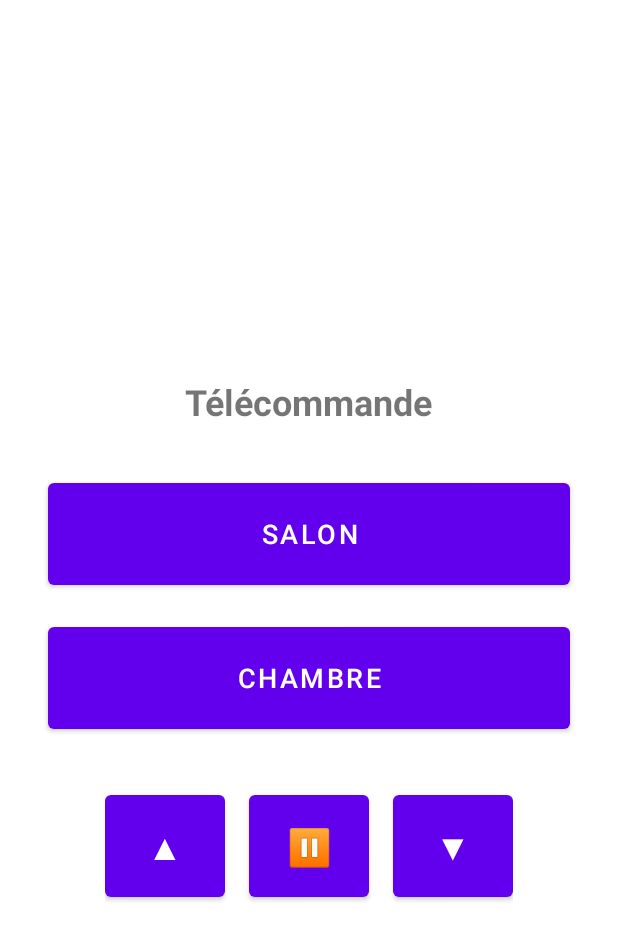
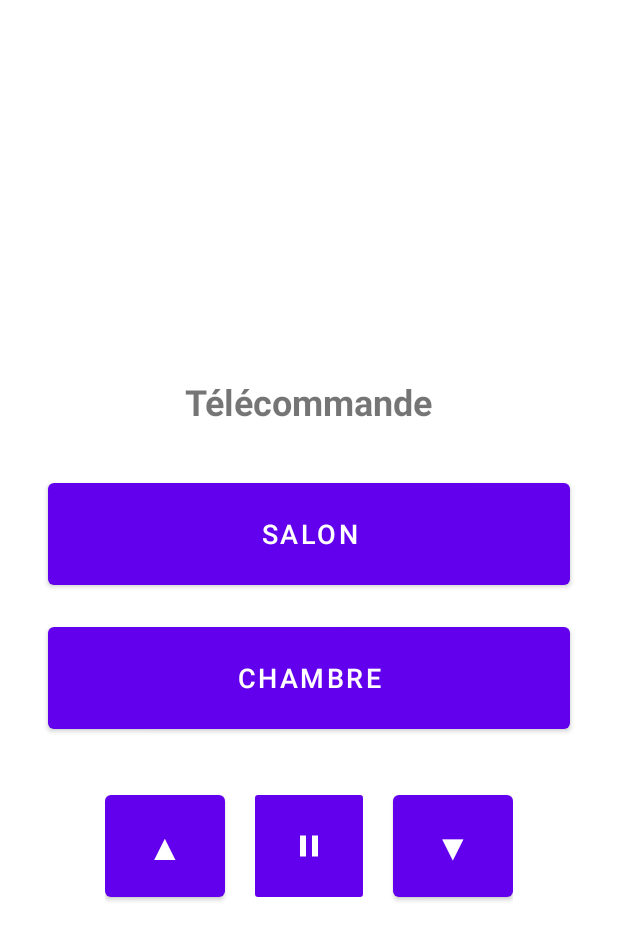
Before and after one commit to GalateeM/HelioFlow, an Android app built with Jetpack Compose: the RemoteActivity screen opened directly, with no data from a screen before it, on a phone screen of 412 x 824 dp. Shown: the top 940 px of the screen. Run offline under Robolectric (Android 15) with nearby library versions, the light colour scheme and no system bars; network calls fail.

Commit message:
bouton presque joli

```diff
--- a/app/src/main/java/com/example/helioflow/RemoteActivity.kt
+++ b/app/src/main/java/com/example/helioflow/RemoteActivity.kt
@@ -3,6 +3,7 @@ package com.example.helioflow
 import android.os.Bundle
 import android.util.Log
 import android.widget.Button
+import android.widget.ImageButton
 import android.widget.Toast
 import androidx.appcompat.app.AppCompatActivity
 import androidx.core.content.ContextCompat
@@ -49,7 +50,7 @@ class RemoteActivity : AppCompatActivity() {
         val btnSalon = findViewById<Button>(R.id.btn_salon)
         val btnChambre = findViewById<Button>(R.id.btn_chambre)
         val btnUp = findViewById<Button>(R.id.btn_up)
-        val btnPause = findViewById<Button>(R.id.btn_pause)
+        val btnPause = findViewById<ImageButton>(R.id.btn_pause)
         val btnDown = findViewById<Button>(R.id.btn_down)
 
         btnSalon.setOnClickListener {
--- /dev/null
+++ b/app/src/main/res/drawable/pause_24px.xml
@@ -0,0 +1,9 @@
+<vector xmlns:android="http://schemas.android.com/apk/res/android"
+    android:width="24dp"
+    android:height="24dp"
+    android:viewportWidth="24"
+    android:viewportHeight="24">
+    <path
+        android:fillColor="@android:color/white"
+        android:pathData="M6,19h4V5H6v14zm8-14v14h4V5h-4z"/>
+</vector>
--- a/app/src/main/res/layout/activity_remote.xml
+++ b/app/src/main/res/layout/activity_remote.xml
@@ -50,14 +50,14 @@
             android:text="@string/arrow_up"
             android:textSize="24sp"
             android:layout_marginEnd="16dp" />
-
         <!-- Pause -->
-        <Button
+        <ImageButton
             android:id="@+id/btn_pause"
             android:layout_width="80dp"
             android:layout_height="80dp"
-            android:text="@string/pause"
-            android:textSize="24sp"
+            android:src="@drawable/pause_24px"
+            android:scaleType="center"
+            android:backgroundTint="?attr/colorPrimary"
             android:layout_marginEnd="16dp" />
 
         <!-- Flèche bas -->
--- a/app/src/main/res/values/strings.xml
+++ b/app/src/main/res/values/strings.xml
@@ -44,5 +44,4 @@
     <string name="chambre">Chambre</string>
     <string name="arrow_up">▲</string>
     <string name="arrow_down">▼</string>
-    <string name="pause">⏸</string>
 </resources>
```
